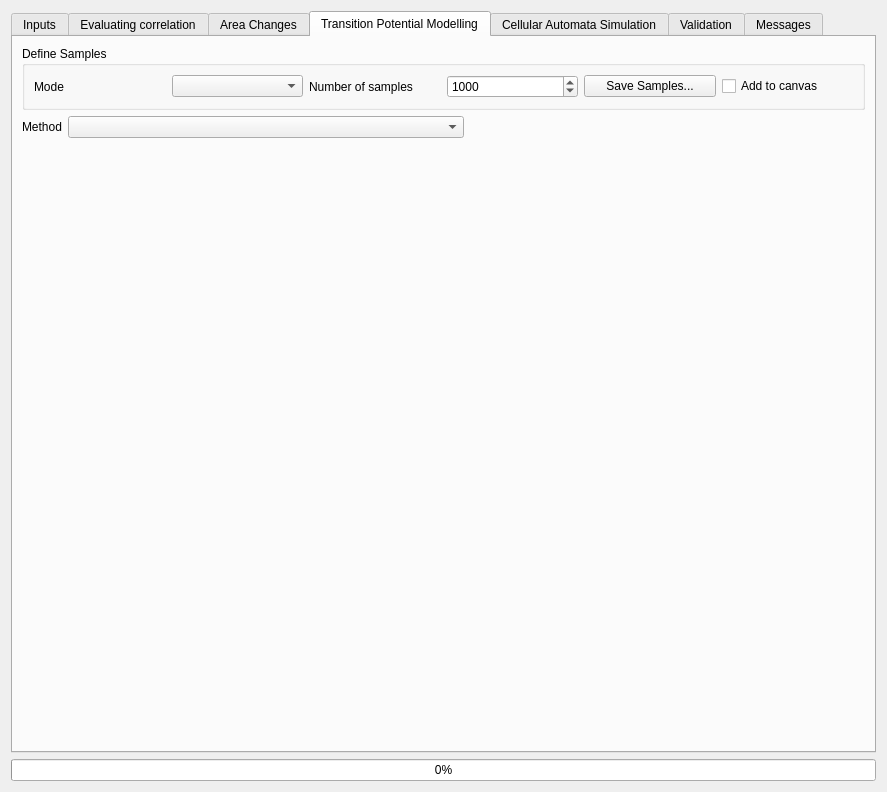
Qt form src/molusce/ui/moluscedialogbase.ui (nextgis/qgis_molusce) before a commit.
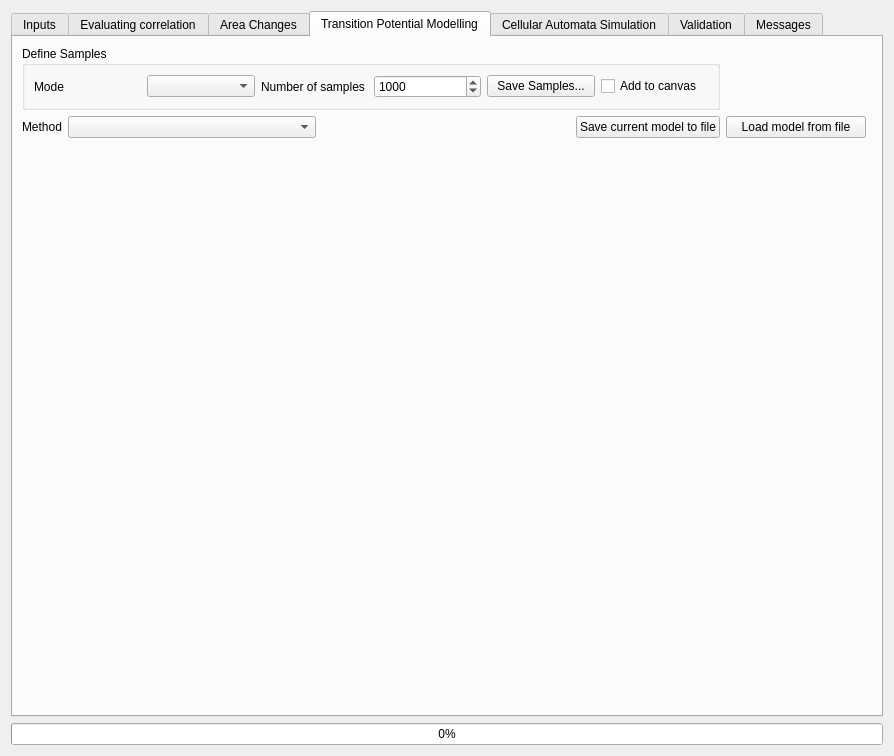
The same form after that commit. The open tabs and pages were chosen to show the change. Custom widgets are drawn as their Qt base class.

Commit message: model save load implementation

What changed in the file:
```diff
--- a/src/molusce/ui/moluscedialogbase.ui
+++ b/src/molusce/ui/moluscedialogbase.ui
@@ -6,8 +6,8 @@
    <rect>
     <x>0</x>
     <y>0</y>
-    <width>887</width>
-    <height>792</height>
+    <width>894</width>
+    <height>756</height>
    </rect>
   </property>
   <property name="windowTitle">
@@ -285,14 +285,17 @@
        <string>Transition Potential Modelling</string>
       </attribute>
       <layout class="QGridLayout" name="gridLayout_3">
-       <item row="2" column="0">
-        <widget class="QLabel" name="label_4">
-         <property name="text">
-          <string>Method</string>
+       <item row="4" column="1">
+        <widget class="QComboBox" name="cmbSimulationMethod">
+         <property name="sizePolicy">
+          <sizepolicy hsizetype="Expanding" vsizetype="Fixed">
+           <horstretch>0</horstretch>
+           <verstretch>0</verstretch>
+          </sizepolicy>
          </property>
         </widget>
        </item>
-       <item row="0" column="0" colspan="3">
+       <item row="0" column="0" colspan="4">
         <widget class="QgsCollapsibleGroupBox" name="grpSampling">
          <property name="title">
           <string>Define Samples</string>
@@ -357,30 +360,7 @@
          </layout>
         </widget>
        </item>
-       <item row="2" column="1">
-        <widget class="QComboBox" name="cmbSimulationMethod">
-         <property name="sizePolicy">
-          <sizepolicy hsizetype="Expanding" vsizetype="Fixed">
-           <horstretch>0</horstretch>
-           <verstretch>0</verstretch>
-          </sizepolicy>
-         </property>
-        </widget>
-       </item>
-       <item row="2" column="2">
-        <spacer name="horizontalSpacer">
-         <property name="orientation">
-          <enum>Qt::Horizontal</enum>
-         </property>
-         <property name="sizeHint" stdset="0">
-          <size>
-           <width>40</width>
-           <height>20</height>
-          </size>
-         </property>
-        </spacer>
-       </item>
-       <item row="3" column="0" colspan="3">
+       <item row="5" column="0" colspan="6">
         <widget class="QStackedWidget" name="widgetStackMethods">
          <property name="sizePolicy">
           <sizepolicy hsizetype="Expanding" vsizetype="Expanding">
@@ -399,6 +379,64 @@
          </property>
         </widget>
        </item>
+       <item row="4" column="0">
+        <widget class="QLabel" name="label_4">
+         <property name="text">
+          <string>Method</string>
+         </property>
+        </widget>
+       </item>
+       <item row="4" column="3">
+        <widget class="QPushButton" name="saveModelBtn">
+         <property name="minimumSize">
+          <size>
+           <width>140</width>
+           <height>0</height>
+          </size>
+         </property>
+         <property name="maximumSize">
+          <size>
+           <width>200</width>
+           <height>16777215</height>
+          </size>
+         </property>
+         <property name="text">
+          <string>Save current model to file</string>
+         </property>
+        </widget>
+       </item>
+       <item row="4" column="4">
+        <widget class="QPushButton" name="loadModelBtn">
+         <property name="minimumSize">
+          <size>
+           <width>140</width>
+           <height>0</height>
+          </size>
+         </property>
+         <property name="maximumSize">
+          <size>
+           <width>200</width>
+           <height>16777215</height>
+          </size>
+         </property>
+         <property name="text">
+          <string>Load model from file</string>
+         </property>
+        </widget>
+       </item>
+       <item row="4" column="2">
+        <spacer name="horizontalSpacer">
+         <property name="orientation">
+          <enum>Qt::Horizontal</enum>
+         </property>
+         <property name="sizeHint" stdset="0">
+          <size>
+           <width>40</width>
+           <height>20</height>
+          </size>
+         </property>
+        </spacer>
+       </item>
       </layout>
      </widget>
      <widget class="QWidget" name="tabSimulation">
```
Left out of the diff: 2 changed lines with no effect on the pictures. The commit also changes 11 other files.
